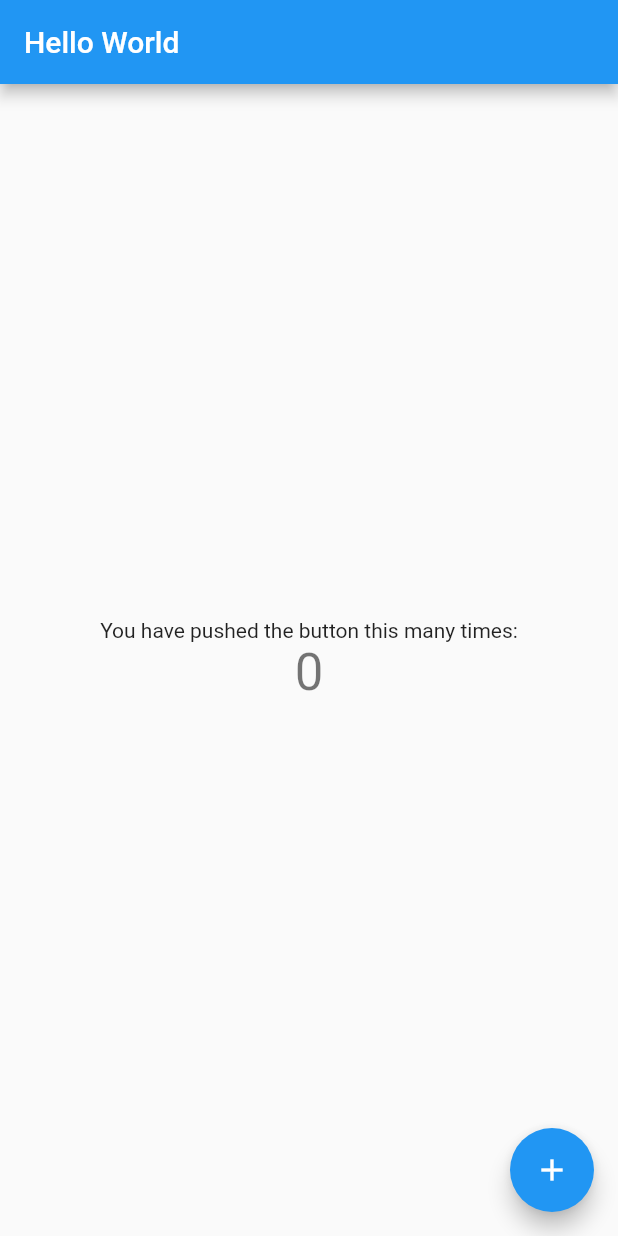
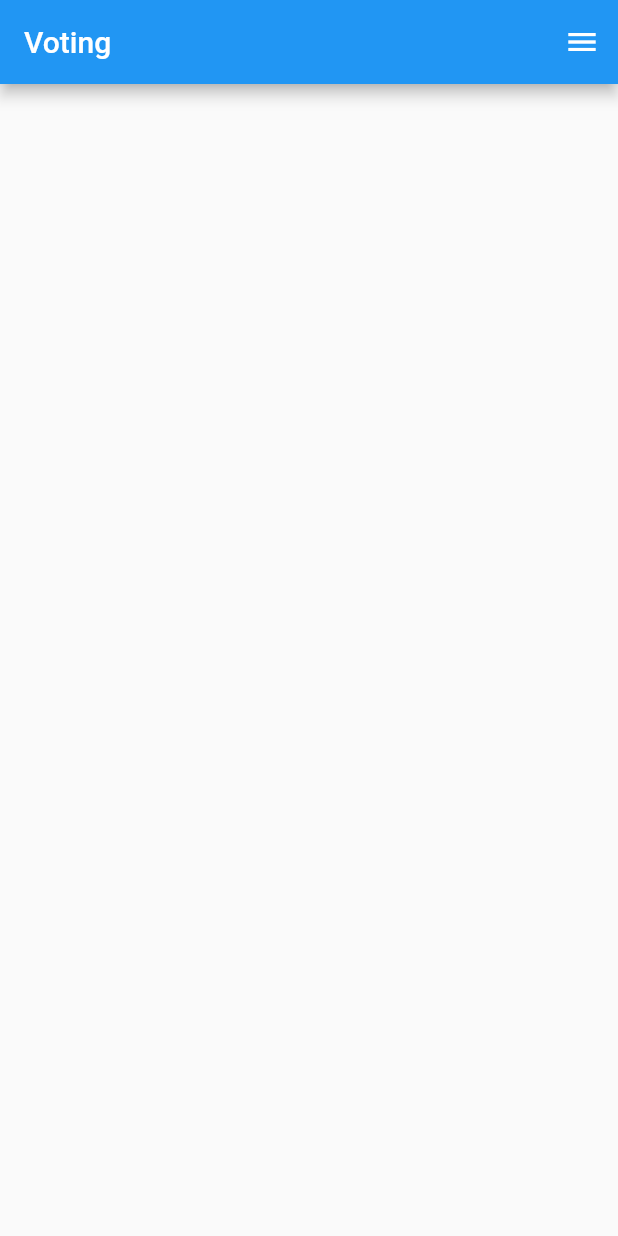
Before and after one commit to wszeborowskimateusz/VotingMobile, a Flutter app: the screen it shows after launch, on a phone screen of 412 x 824 dp. Run offline on Flutter 3.47's test engine with Material 2 defaults, Android fonts, the light colour scheme and no system bars; our stand-ins replace get_it.

Commit message:
Adding translations files

```diff
--- /dev/null
+++ b/lib/common/ui/main_widget.dart
@@ -0,0 +1,22 @@
+import 'package:flutter/material.dart';
+import 'package:votingmobile/localization/translations.dart';
+
+class MainWidget extends StatelessWidget {
+  @override
+  Widget build(BuildContext context) {
+    return Scaffold(
+      appBar: AppBar(
+        title: Text(Translations.of(context).title),
+      ),
+      body: Container(),
+      endDrawer: Drawer(
+        child: SafeArea(
+                  child: Column(
+            children: <Widget>[Text("Test"), RaisedButton(child: Text("Test"),onPressed: (){},)],
+          ),
+        ),
+
+      ),
+    );
+  }
+}
--- /dev/null
+++ b/lib/localization/translation_strings/translation_strings.dart
@@ -0,0 +1,10 @@
+import 'package:flutter/material.dart';
+import 'package:get_it/get_it.dart';
+
+abstract class TranslationStrings {
+  static TranslationStrings of(BuildContext context) {
+    return GetIt.instance.get<TranslationStrings>();
+  }
+
+  String get appTitle;
+}
--- /dev/null
+++ b/lib/localization/translation_strings/translation_strings_en.dart
@@ -0,0 +1,6 @@
+import 'package:votingmobile/localization/translation_strings/translation_strings.dart';
+
+class TranslationStringsEn implements TranslationStrings {
+  @override
+  String get appTitle => "Voting";
+}
--- /dev/null
+++ b/lib/localization/translation_strings/translation_strings_pl.dart
@@ -0,0 +1,6 @@
+import 'package:votingmobile/localization/translation_strings/translation_strings.dart';
+
+class TranslationStringsPl implements TranslationStrings {
+  @override
+  String get appTitle => "Głosowanie";
+}
--- a/lib/localization/translations.dart
+++ b/lib/localization/translations.dart
@@ -1,4 +1,6 @@
 import 'package:flutter/material.dart';
+import 'package:get_it/get_it.dart';
+import 'package:votingmobile/localization/translation_strings/translation_strings.dart';
 
 class Translations {
   final Locale locale;
@@ -9,16 +11,5 @@ class Translations {
     return Localizations.of<Translations>(context, Translations);
   }
 
-  static Map<String, Map<String, String>> _localizedValues = {
-    'en': {
-      'title': 'Hello World',
-    },
-    'pl': {
-      'title': 'Witaj Świecie',
-    },
-  };
-
-  String get title {
-    return _localizedValues[locale.languageCode]['title'];
-  }
+  String get title => GetIt.instance.get<TranslationStrings>().appTitle;
 }
--- a/lib/localization/translations_delegate.dart
+++ b/lib/localization/translations_delegate.dart
@@ -1,11 +1,26 @@
 import 'package:flutter/foundation.dart';
 import 'package:flutter/material.dart';
+import 'package:votingmobile/localization/translation_strings/translation_strings.dart';
+import 'package:votingmobile/localization/translation_strings/translation_strings_pl.dart';
+import 'package:votingmobile/localization/translation_strings/translation_strings_en.dart';
 import 'package:votingmobile/localization/translations.dart';
 
 final List<Locale> supportedLocales = [
   const Locale('en'),
   const Locale('pl'),
 ];
+
+final Locale defaultLocale = Locale('en');
+
+TranslationStrings getTranslationsForLocale(Locale locale) {
+  switch (locale.languageCode) {
+    case "pl":
+      return TranslationStringsPl();
+    case "en":
+    default:
+      return TranslationStringsEn();
+  }
+}
 
 class TranslationsDelegate extends LocalizationsDelegate<Translations> {
   const TranslationsDelegate();
--- a/lib/main.dart
+++ b/lib/main.dart
@@ -1,6 +1,8 @@
 import 'package:flutter/material.dart';
 import 'package:flutter_localizations/flutter_localizations.dart';
-import 'package:votingmobile/localization/translations.dart';
+import 'package:get_it/get_it.dart';
+import 'package:votingmobile/common/ui/main_widget.dart';
+import 'package:votingmobile/localization/translation_strings/translation_strings.dart';
 import 'package:votingmobile/localization/translations_delegate.dart';
 
 void main() => runApp(MyApp());
@@ -16,54 +18,23 @@ class MyApp extends StatelessWidget {
         TranslationsDelegate(),
       ],
       supportedLocales: supportedLocales,
+      localeResolutionCallback: (locale, supportedLocales) {
+        final bool isLocaleSupported = supportedLocales.any((supportedLocale) =>
+            supportedLocale.languageCode == locale.languageCode );
+
+        final Locale pickedLocale = isLocaleSupported ? locale : defaultLocale;
+
+        GetIt.instance.allowReassignment = true;
+        GetIt.instance.registerLazySingleton<TranslationStrings>(
+            () => getTranslationsForLocale(pickedLocale));
+        GetIt.instance.allowReassignment = false;
+        return pickedLocale;
+      },
       title: 'Flutter Demo',
       theme: ThemeData(
         primarySwatch: Colors.blue,
       ),
-      home: MyHomePage(),
+      home: MainWidget(),
     );
   }
 }
-
-class MyHomePage extends StatefulWidget {
-  @override
-  _MyHomePageState createState() => _MyHomePageState();
-}
-
-class _MyHomePageState extends State<MyHomePage> {
-  int _counter = 0;
-
-  void _incrementCounter() {
-    setState(() {
-      _counter++;
-    });
-  }
-
-  @override
-  Widget build(BuildContext context) {
-    return Scaffold(
-      appBar: AppBar(
-        title: Text(Translations.of(context).title),
-      ),
-      body: Center(
-        child: Column(
-          mainAxisAlignment: MainAxisAlignment.center,
-          children: <Widget>[
-            Text(
-              'You have pushed the button this many times:',
-            ),
-            Text(
-              '$_counter',
-              style: Theme.of(context).textTheme.headline4,
-            ),
-          ],
-        ),
-      ),
-      floatingActionButton: FloatingActionButton(
-        onPressed: _incrementCounter,
-        tooltip: 'Increment',
-        child: Icon(Icons.add),
-      ),
-    );
-  }
-}
```
